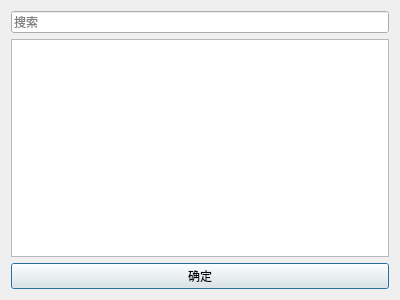
Above: processlistwindow.ui from januwA/qt-DLLInject before the change. Below: the same form after it.
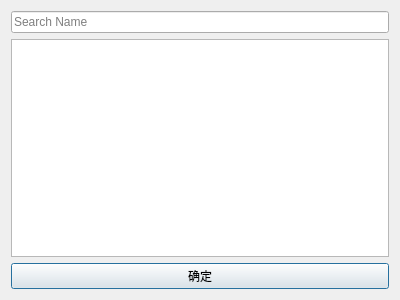
That is the form after the change.

```diff
--- a/processlistwindow.ui
+++ b/processlistwindow.ui
@@ -17,7 +17,7 @@
    <item>
     <widget class="QLineEdit" name="lineEdit">
      <property name="placeholderText">
-      <string>搜索</string>
+      <string>Search Name</string>
      </property>
     </widget>
    </item>
```
